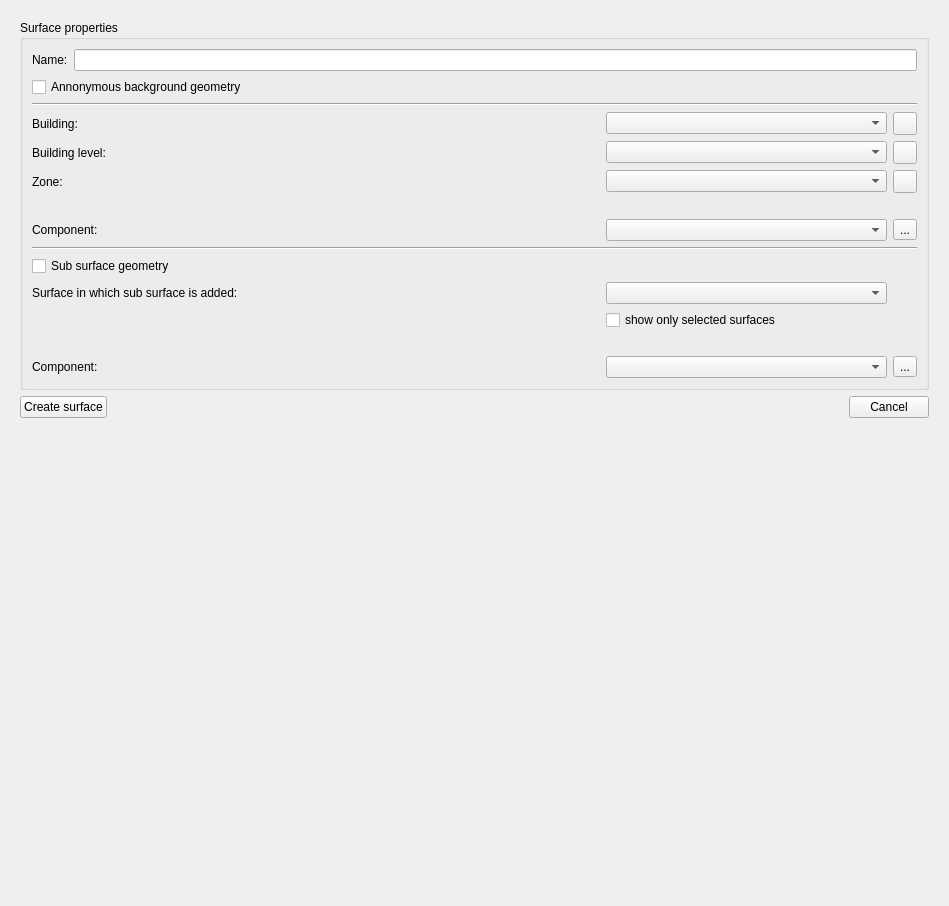
This is SIM-VICUS/src/SVPropVertexListWidget.ui in ghorwin/SIM-VICUS as Qt 5 draws it before an edit. The edited form follows.
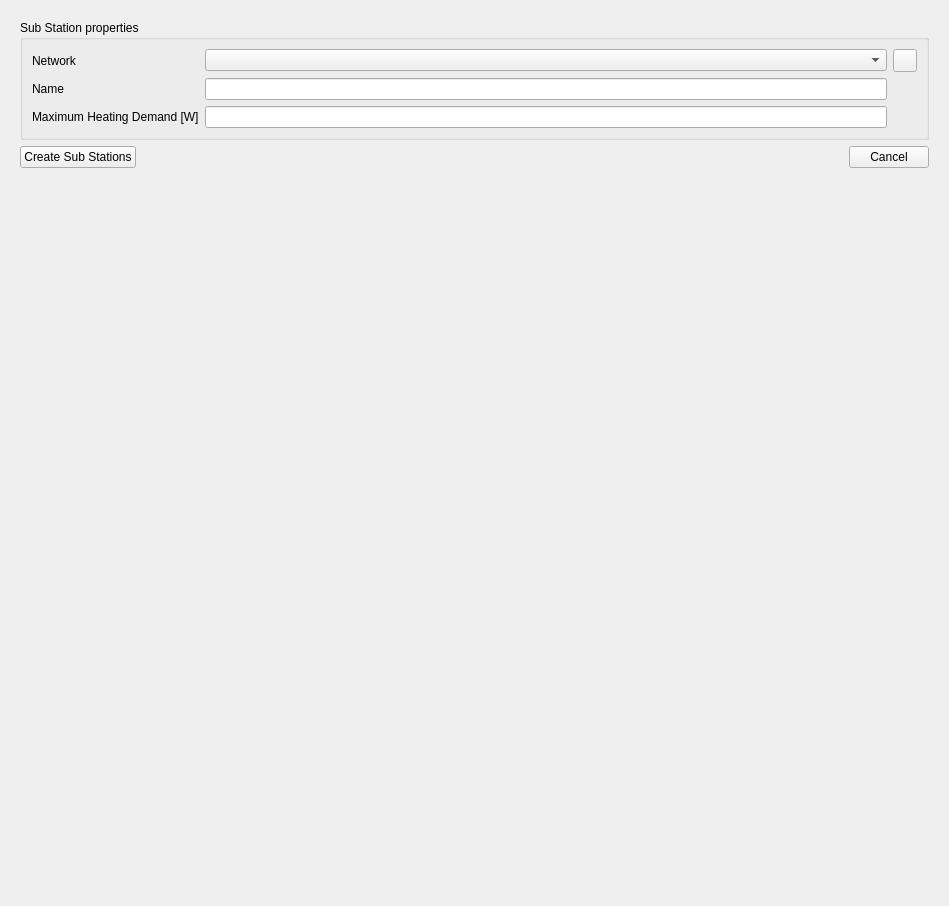
This is the edited form. Icons and pictures are not drawn. Custom widgets are drawn as their Qt base class.

Commit message: Finish Feature-DrawNetwork

```diff
--- a/SIM-VICUS/src/SVPropVertexListWidget.ui
+++ b/SIM-VICUS/src/SVPropVertexListWidget.ui
@@ -14,7 +14,7 @@
    <item>
     <widget class="QStackedWidget" name="stackedWidget">
      <property name="currentIndex">
-      <number>1</number>
+      <number>5</number>
      </property>
      <widget class="QWidget" name="pageVertexes">
       <layout class="QGridLayout" name="gridLayout_8">
@@ -972,6 +972,189 @@
        </item>
       </layout>
      </widget>
+     <widget class="QWidget" name="pagePipeLine">
+      <layout class="QGridLayout" name="gridLayout_11">
+       <item row="1" column="2">
+        <widget class="QPushButton" name="pushButtonCancelPipeline">
+         <property name="text">
+          <string>Cancel</string>
+         </property>
+        </widget>
+       </item>
+       <item row="0" column="0" colspan="3">
+        <widget class="QGroupBox" name="groupBox">
+         <property name="title">
+          <string>Pipeline properties</string>
+         </property>
+         <layout class="QGridLayout" name="gridLayout_10">
+          <item row="1" column="1">
+           <widget class="QComboBox" name="comboBoxPipeProperties"/>
+          </item>
+          <item row="0" column="0">
+           <widget class="QLabel" name="label_5">
+            <property name="text">
+             <string>Network</string>
+            </property>
+           </widget>
+          </item>
+          <item row="0" column="1">
+           <widget class="QComboBox" name="comboBoxNetwork"/>
+          </item>
+          <item row="0" column="2">
+           <widget class="QToolButton" name="toolButtonAddNetwork">
+            <property name="icon">
+             <iconset resource="../resources/SIM-VICUS.qrc">
+              <normaloff>:/gfx/actions/24x24/plus.png</normaloff>:/gfx/actions/24x24/plus.png</iconset>
+            </property>
+           </widget>
+          </item>
+          <item row="1" column="2">
+           <widget class="QToolButton" name="toolButtonEditPipeProperties">
+            <property name="text">
+             <string>...</string>
+            </property>
+           </widget>
+          </item>
+          <item row="1" column="0">
+           <widget class="QLabel" name="label_11">
+            <property name="text">
+             <string>Pipe Properties</string>
+            </property>
+           </widget>
+          </item>
+         </layout>
+        </widget>
+       </item>
+       <item row="1" column="0">
+        <widget class="QPushButton" name="pushButtonCreatePipeline">
+         <property name="text">
+          <string>Create Pipeline</string>
+         </property>
+        </widget>
+       </item>
+       <item row="1" column="1">
+        <spacer name="horizontalSpacer_6">
+         <property name="orientation">
+          <enum>Qt::Horizontal</enum>
+         </property>
+         <property name="sizeHint" stdset="0">
+          <size>
+           <width>40</width>
+           <height>20</height>
+          </size>
+         </property>
+        </spacer>
+       </item>
+       <item row="2" column="0">
+        <spacer name="verticalSpacer_15">
+         <property name="orientation">
+          <enum>Qt::Vertical</enum>
+         </property>
+         <property name="sizeHint" stdset="0">
+          <size>
+           <width>20</width>
+           <height>40</height>
+          </size>
+         </property>
+        </spacer>
+       </item>
+      </layout>
+     </widget>
+     <widget class="QWidget" name="pageSubStations">
+      <layout class="QGridLayout" name="gridLayout_9">
+       <item row="4" column="0">
+        <spacer name="verticalSpacer_14">
+         <property name="orientation">
+          <enum>Qt::Vertical</enum>
+         </property>
+         <property name="sizeHint" stdset="0">
+          <size>
+           <width>20</width>
+           <height>40</height>
+          </size>
+         </property>
+        </spacer>
+       </item>
+       <item row="3" column="2">
+        <spacer name="horizontalSpacer_7">
+         <property name="orientation">
+          <enum>Qt::Horizontal</enum>
+         </property>
+         <property name="sizeHint" stdset="0">
+          <size>
+           <width>40</width>
+           <height>20</height>
+          </size>
+         </property>
+        </spacer>
+       </item>
+       <item row="3" column="0">
+        <widget class="QPushButton" name="pushButtonCreateSubStation">
+         <property name="text">
+          <string>Create Sub Stations</string>
+         </property>
+        </widget>
+       </item>
+       <item row="3" column="3">
+        <widget class="QPushButton" name="pushButtonCancelSubStation">
+         <property name="text">
+          <string>Cancel</string>
+         </property>
+        </widget>
+       </item>
+       <item row="0" column="0" colspan="4">
+        <widget class="QGroupBox" name="groupBox_2">
+         <property name="title">
+          <string>Sub Station properties</string>
+         </property>
+         <layout class="QGridLayout" name="gridLayout_12">
+          <item row="2" column="0">
+           <widget class="QLabel" name="label_19">
+            <property name="text">
+             <string>Name</string>
+            </property>
+           </widget>
+          </item>
+          <item row="2" column="1">
+           <widget class="QLineEdit" name="lineEditSubStationName"/>
+          </item>
+          <item row="0" column="1">
+           <widget class="QComboBox" name="comboBoxNetwork2"/>
+          </item>
+          <item row="0" column="0">
+           <widget class="QLabel" name="label_17">
+            <property name="text">
+             <string>Network</string>
+            </property>
+           </widget>
+          </item>
+          <item row="0" column="2">
+           <widget class="QToolButton" name="toolButtonAddNetwork_2">
+            <property name="icon">
+             <iconset resource="../resources/SIM-VICUS.qrc">
+              <normaloff>:/gfx/actions/24x24/plus.png</normaloff>:/gfx/actions/24x24/plus.png</iconset>
+            </property>
+           </widget>
+          </item>
+          <item row="3" column="0">
+           <widget class="QLabel" name="label_18">
+            <property name="text">
+             <string>Maximum Heating Demand [W]</string>
+            </property>
+           </widget>
+          </item>
+          <item row="3" column="1">
+           <widget class="QtExt::ValidatingLineEdit" name="lineEditSubStationMaxHeatingDemand">
+            <property name="text">
+             <string/>
+            </property>
+           </widget>
+          </item>
+         </layout>
+        </widget>
+       </item>
+      </layout>
+     </widget>
     </widget>
    </item>
   </layout>
```
The commit also changes 67 other files.
